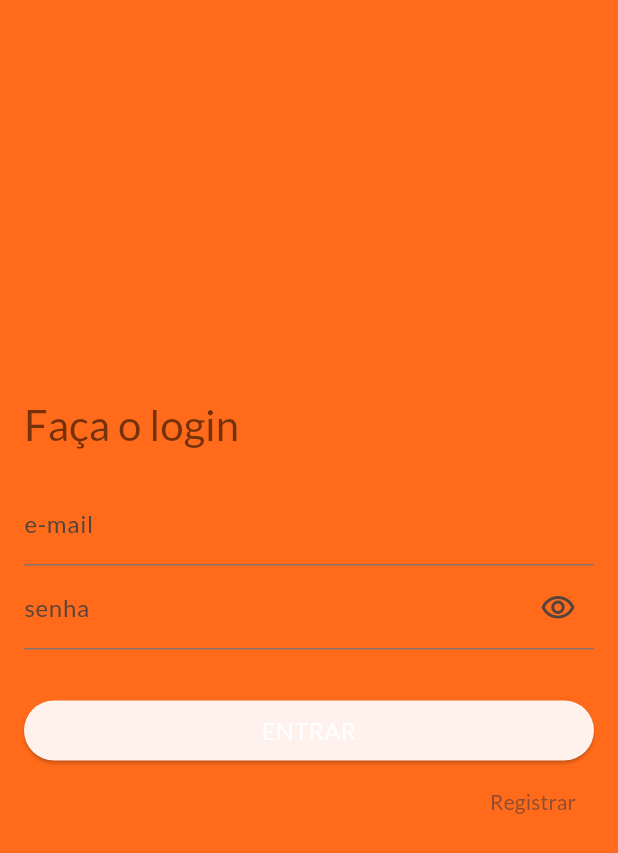
After one commit to blotta/bon_appetit_app, a Flutter app: the screen it shows after launch, item 3 of the bottom bar chosen, after a tap on "Login", on a phone screen of 412 x 824 dp. The commit adds this screen. Shown: the top 853 px of the screen. Run offline on Flutter 3.47's test engine with Material 2 defaults, Android fonts, the phone set to English and light mode, and no system bars; our stand-ins replace flutter_riverpod, google_fonts, image_picker, jwt_decoder, transparent_image; network calls fail.

Commit message:
auth begin

```diff
--- /dev/null
+++ b/lib/screens/auth.dart
@@ -0,0 +1,355 @@
+import 'dart:async';
+
+import 'package:bon_appetit_app/providers/auth_provider.dart';
+import 'package:flutter/material.dart';
+import 'package:flutter_riverpod/flutter_riverpod.dart';
+
+class LoginScreen extends ConsumerStatefulWidget {
+  const LoginScreen({super.key});
+
+  @override
+  ConsumerState<LoginScreen> createState() => _LoginScreenState();
+}
+
+class _LoginScreenState extends ConsumerState<LoginScreen> {
+  final _loginFormKey = GlobalKey<FormState>();
+  final _registerFormKey = GlobalKey<FormState>();
+
+  final _emailController = TextEditingController();
+  final _passwordController = TextEditingController();
+
+  bool _passVisible = false;
+  bool _registerMode = false;
+
+  bool _loading = false;
+
+  login() async {
+    try {
+      setState(() {
+        _loading = true;
+      });
+      await ref.read(authProvider.notifier).loginWithEmailAndPassword(
+          _emailController.text, _passwordController.text);
+    } catch (e) {
+      ScaffoldMessenger.of(context).showSnackBar(SnackBar(
+          backgroundColor: Colors.redAccent,
+          behavior: SnackBarBehavior.floating,
+          content: Text(e.toString())));
+    } finally {
+      setState(() {
+        _loading = false;
+      });
+    }
+  }
+
+  register() async {
+    try {
+      setState(() {
+        _loading = true;
+      });
+      var success = await ref.read(authProvider.notifier).registerWithEmailAndPassword(
+          _emailController.text, _passwordController.text);
+      if (!success) {
+        throw Exception('Erro ao registrar');
+      }
+      await ref.read(authProvider.notifier).loginWithEmailAndPassword(
+          _emailController.text, _passwordController.text);
+    } catch (e) {
+      ScaffoldMessenger.of(context).showSnackBar(SnackBar(
+          backgroundColor: Colors.redAccent,
+          behavior: SnackBarBehavior.floating,
+          content: Text(e.toString())));
+    } finally {
+      setState(() {
+        _loading = false;
+      });
+    }
+  }
+
+  void navigateBack() {
+    Navigator.of(context).pop();
+  }
+
+  @override
+  void dispose() {
+    _emailController.dispose();
+    _passwordController.dispose();
+    super.dispose();
+  }
+
+  @override
+  Widget build(BuildContext context) {
+    final auth = ref.watch(authProvider);
+
+    if (auth.loggedIn) {
+      var duration = const Duration(seconds: 1);
+      Timer(duration, navigateBack);
+      return const Scaffold(body: Center(child: CircularProgressIndicator()));
+    }
+
+    // login mode
+    Widget content = Form(
+      key: _loginFormKey,
+      child: Column(crossAxisAlignment: CrossAxisAlignment.stretch, children: [
+        Text(
+          'Faça o login',
+          style: Theme.of(context).textTheme.headlineMedium,
+        ),
+        const SizedBox(height: 20.0),
+        TextFormField(
+          controller: _emailController,
+          keyboardType: TextInputType.emailAddress,
+          decoration: const InputDecoration(
+            label: Text('e-mail'),
+            hintText: 'nome@email.com',
+          ),
+          validator: (email) {
+            if (email == null || email.isEmpty) {
+              return 'Digite seu email';
+            }
+            return null;
+          },
+        ),
+        TextFormField(
+          controller: _passwordController,
+          obscureText: !_passVisible,
+          keyboardType: TextInputType.visiblePassword,
+          decoration: InputDecoration(
+            label: const Text('senha'),
+            hintText: 'Digite sua senha',
+            suffixIcon: IconButton(
+              icon: Icon(_passVisible
+                  ? Icons.visibility_off_outlined
+                  : Icons.visibility_outlined),
+              onPressed: () {
+                setState(() {
+                  _passVisible = !_passVisible;
+                });
+              },
+            ),
+          ),
+          validator: (senha) {
+            if (senha == null || senha.isEmpty) {
+              return 'Digite sua senha';
+            } else if (senha.length < 6) {
+              return 'Digite uma senha mais forte';
+            }
+            return null;
+          },
+        ),
+        const SizedBox(height: 30),
+        _loading
+            ? const Align(
+                alignment: Alignment.center,
+                child: CircularProgressIndicator(),
+              )
+            : ElevatedButton(
+                onPressed: () {
+                  if (_loginFormKey.currentState!.validate()) {
+                    login();
+                  }
+                },
+                child: Text('ENTRAR',
+                    style: Theme.of(context)
+                        .textTheme
+                        .titleMedium!
+                        .copyWith(color: Colors.white)),
+              ),
+        Align(
+          alignment: Alignment.centerRight,
+          child: TextButton(
+            onPressed: () {
+              setState(() {
+                _registerMode = true;
+              });
+            },
+            child: const Text('Registrar'),
+          ),
+        )
+      ]),
+    );
+
+    if (_registerMode) {
+      content = Form(
+        key: _registerFormKey,
+        child:
+            Column(crossAxisAlignment: CrossAxisAlignment.stretch, children: [
+          Text(
+            'Crie sua conta',
+            style: Theme.of(context).textTheme.headlineMedium,
+          ),
+          const SizedBox(height: 20.0),
+          TextFormField(
+            controller: _emailController,
+            keyboardType: TextInputType.emailAddress,
+            decoration: const InputDecoration(
+              label: Text('e-mail'),
+              hintText: 'nome@email.com',
+            ),
+            validator: (email) {
+              if (email == null || email.isEmpty) {
+                return 'Digite seu email';
+              }
+              return null;
+            },
+          ),
+          TextFormField(
+            controller: _passwordController,
+            obscureText: !_passVisible,
+            keyboardType: TextInputType.visiblePassword,
+            decoration: InputDecoration(
+              label: const Text('senha'),
+              hintText: 'Digite sua senha',
+              suffixIcon: IconButton(
+                icon: Icon(_passVisible
+                    ? Icons.visibility_off_outlined
+                    : Icons.visibility_outlined),
+                onPressed: () {
+                  setState(() {
+                    _passVisible = !_passVisible;
+                  });
+                },
+              ),
+            ),
+            validator: (senha) {
+              if (senha == null || senha.isEmpty) {
+                return 'Digite sua senha';
+              } else if (senha.length < 6) {
+                return 'Digite uma senha mais forte';
+              }
+              return null;
+            },
+          ),
+          TextFormField(
+            obscureText: true,
+            keyboardType: TextInputType.visiblePassword,
+            decoration: const InputDecoration(
+              label: Text('confirmação de senha'),
+              hintText: 'Confirme sua senha',
+            ),
+            validator: (senha) {
+              if (senha == null || senha.isEmpty) {
+                return 'Digite sua senha';
+              } else if (senha.length < 6) {
+                return 'Digite uma senha mais forte';
+              } else if (senha != _passwordController.text) {
+                return 'Campo da senha difere';
+              }
+              return null;
+            },
+          ),
+          const SizedBox(height: 30),
+          _loading
+              ? const Align(
+                  alignment: Alignment.center,
+                  child: CircularProgressIndicator(),
+                )
+              : ElevatedButton(
+                  onPressed: () {
+                    if (_registerFormKey.currentState!.validate()) {
+                      register();
+                    }
+                  },
+                  child: Text('REGISTRAR',
+                      style: Theme.of(context)
+                          .textTheme
+                          .titleMedium!
+                          .copyWith(color: Colors.white)),
+                ),
+          Align(
+            alignment: Alignment.centerRight,
+            child: TextButton(
+              onPressed: () {
+                setState(() {
+                  _registerMode = false;
+                });
+              },
+              child: const Text('Login'),
+            ),
+          )
+        ]),
+      );
+    }
+
+    return Scaffold(
+      body: Center(
+        child: SingleChildScrollView(
+            padding: const EdgeInsets.all(16.0), child: content
+            // Form(
+            //   key: _loginFormKey,
+            //   child: Column(
+            //       crossAxisAlignment: CrossAxisAlignment.stretch,
+            //       children: [
+            //         Text(
+            //           'Faça o login',
+            //           style: Theme.of(context).textTheme.headlineMedium,
+            //         ),
+            //         const SizedBox(height: 20.0),
+            //         TextFormField(
+            //           controller: _emailController,
+            //           keyboardType: TextInputType.emailAddress,
+            //           decoration: const InputDecoration(
+            //             label: Text('e-mail'),
+            //             hintText: 'nome@email.com',
+            //           ),
+            //           validator: (email) {
+            //             if (email == null || email.isEmpty) {
+            //               return 'Digite seu email';
+            //             }
+            //             return null;
+            //           },
+            //         ),
+            //         TextFormField(
+            //           controller: _passwordController,
+            //           obscureText: !_passVisible,
+            //           keyboardType: TextInputType.visiblePassword,
+            //           decoration: InputDecoration(
+            //             label: const Text('senha'),
+            //             hintText: 'Digite sua senha',
+            //             suffixIcon: IconButton(
+            //               icon: Icon(_passVisible
+            //                   ? Icons.visibility_off_outlined
+            //                   : Icons.visibility_outlined),
+            //               onPressed: () {
+            //                 setState(() {
+            //                   _passVisible = !_passVisible;
+            //                 });
+            //               },
+            //             ),
+            //           ),
+            //           validator: (senha) {
+            //             if (senha == null || senha.isEmpty) {
+            //               return 'Digite sua senha';
+            //             } else if (senha.length < 6) {
+            //               return 'Digite uma senha mais forte';
+            //             }
+            //             return null;
+            //           },
+            //         ),
+            //         const SizedBox(height: 30),
+            //         ElevatedButton(
+            //           onPressed: () {
+            //             if (_loginFormKey.currentState!.validate()) {
+            //               login();
+            //             }
+            //           },
+            //           child: Text('ENTRAR',
+            //               style: Theme.of(context)
+            //                   .textTheme
+            //                   .titleMedium!
+            //                   .copyWith(color: Colors.white)),
+            //         ),
+            //         Align(
+            //           alignment: Alignment.centerRight,
+            //           child: TextButton(
+            //             onPressed: () {},
+            //             child: Text('Registrar'),
+            //           ),
+            //         )
+            //       ]),
+            // ),
+            ),
+      ),
+    );
+  }
+}
--- a/lib/screens/profile.dart
+++ b/lib/screens/profile.dart
@@ -1,12 +1,16 @@
+import 'package:bon_appetit_app/providers/auth_provider.dart';
+import 'package:bon_appetit_app/screens/auth.dart';
 import 'package:bon_appetit_app/screens/profile/profile_edit.dart';
 import 'package:bon_appetit_app/screens/profile/restaurants.dart';
 import 'package:flutter/material.dart';
+import 'package:flutter_riverpod/flutter_riverpod.dart';
 
-class ProfileScreen extends StatelessWidget {
+class ProfileScreen extends ConsumerWidget {
   const ProfileScreen({super.key});
 
   @override
-  Widget build(BuildContext context) {
+  Widget build(BuildContext context, WidgetRef ref) {
+    var profile = ref.watch(authProvider);
     void navigateToRestaurants() {
       Navigator.of(context)
           .push(MaterialPageRoute(builder: (ctx) => RestaurantsScreen()));
@@ -17,10 +21,59 @@ class ProfileScreen extends StatelessWidget {
           .push(MaterialPageRoute(builder: (ctx) => ProfileEditScreen()));
     }
 
+    void navigateToLoginScreen() {
+      Navigator.of(context)
+          .push(MaterialPageRoute(builder: (ctx) => LoginScreen()));
+    }
+
+    List<Widget> profileOptions = [
+      ListTile(
+        onTap: navigateToLoginScreen,
+        leading: Icon(Icons.login_outlined,
+            color: Theme.of(context).colorScheme.surface),
+        title: const Text('Login'),
+        trailing: const Icon(Icons.arrow_right_alt, size: 40),
+      ),
+    ];
+
+    List<Widget> managementOptions = [];
+
+    if (profile.loggedIn) {
+      profileOptions = [
+        ListTile(
+          onTap: navigateToProfileEdit,
+          leading: Icon(Icons.info_outline,
+              color: Theme.of(context).colorScheme.surface),
+          title: const Text('Meu Perfil'),
+          trailing: const Icon(Icons.arrow_right_alt, size: 40),
+        ),
+        ListTile(
+          onTap: ref.read(authProvider.notifier).logout,
+          leading: Icon(Icons.logout_outlined,
+              color: Theme.of(context).colorScheme.surface),
+          title: const Text('Logout'),
+          trailing: const Icon(Icons.arrow_right_alt, size: 40),
+        ),
+      ];
+
+      managementOptions = [
+        Text('Meus Restaurantes',
+            style: Theme.of(context).textTheme.titleLarge),
+        ListTile(
+          onTap: navigateToRestaurants,
+          leading: Icon(Icons.storefront_outlined,
+              color: Theme.of(context).colorScheme.surface),
+          title: const Text('Restaurantes'),
+          trailing: const Icon(Icons.arrow_right_alt, size: 40),
+        ),
+      ];
+    }
+
     return Scaffold(
       body: SingleChildScrollView(
         child: Column(
           children: [
+            const SizedBox(height: 20),
             Container(
               margin: const EdgeInsets.symmetric(vertical: 30, horizontal: 20),
               child: Card(
@@ -53,7 +106,7 @@ class ProfileScreen extends StatelessWidget {
                               style: Theme.of(context).textTheme.titleMedium,
                             ),
                             Text(
-                              'Lucas Blotta',
+                              profile.name,
                               style: Theme.of(context)
                                   .textTheme
                                   .titleLarge!
@@ -74,13 +127,7 @@ class ProfileScreen extends StatelessWidget {
                 children: [
                   Text('Minha Conta',
                       style: Theme.of(context).textTheme.titleLarge),
-                  ListTile(
-                    onTap: navigateToProfileEdit,
-                    leading: Icon(Icons.info_outline,
-                        color: Theme.of(context).colorScheme.surface),
-                    title: const Text('Meu Perfil'),
-                    trailing: const Icon(Icons.arrow_right_alt, size: 40),
-                  ),
+                  ...profileOptions,
                   ListTile(
                     onTap: () {},
                     leading: Icon(Icons.settings_outlined,
@@ -98,15 +145,7 @@ class ProfileScreen extends StatelessWidget {
               child: Column(
                 crossAxisAlignment: CrossAxisAlignment.start,
                 children: [
-                  Text('Meus Restaurantes',
-                      style: Theme.of(context).textTheme.titleLarge),
-                  ListTile(
-                    onTap: navigateToRestaurants,
-                    leading: Icon(Icons.storefront_outlined,
-                        color: Theme.of(context).colorScheme.surface),
-                    title: const Text('Restaurantes'),
-                    trailing: const Icon(Icons.arrow_right_alt, size: 40),
-                  ),
+                  ...managementOptions
                 ],
               ),
             ),
--- a/lib/screens/profile/menu_edit.dart
+++ b/lib/screens/profile/menu_edit.dart
@@ -1,4 +1,3 @@
-import 'package:bon_appetit_app/data/dummy_data.dart';
 import 'package:bon_appetit_app/models/menu.dart';
 import 'package:bon_appetit_app/screens/profile/restaurant_details.dart';
 import 'package:bon_appetit_app/screens/profile/section_edit.dart';
--- a/lib/screens/tabs.dart
+++ b/lib/screens/tabs.dart
@@ -1,7 +1,6 @@
 import 'package:bon_appetit_app/screens/profile.dart';
 import 'package:flutter/material.dart';
 import 'package:bon_appetit_app/screens/initial.dart';
-import 'package:bon_appetit_app/screens/menu.dart';
 import 'package:flutter_riverpod/flutter_riverpod.dart';
 
 class TabsScreen extends ConsumerStatefulWidget {
--- a/pubspec.yaml
+++ b/pubspec.yaml
@@ -40,6 +40,7 @@ dependencies:
   flutter_riverpod: ^2.3.6
   image_picker: ^1.0.1
   http: ^0.13.6
+  jwt_decoder: ^2.0.1
 
 dev_dependencies:
   flutter_test:
```
Also changed, not shown: lib/providers/auth_provider.dart (added, +50 -0 lines), lib/services/bonappetit_api.dart (+19 -1 lines), pubspec.lock.
